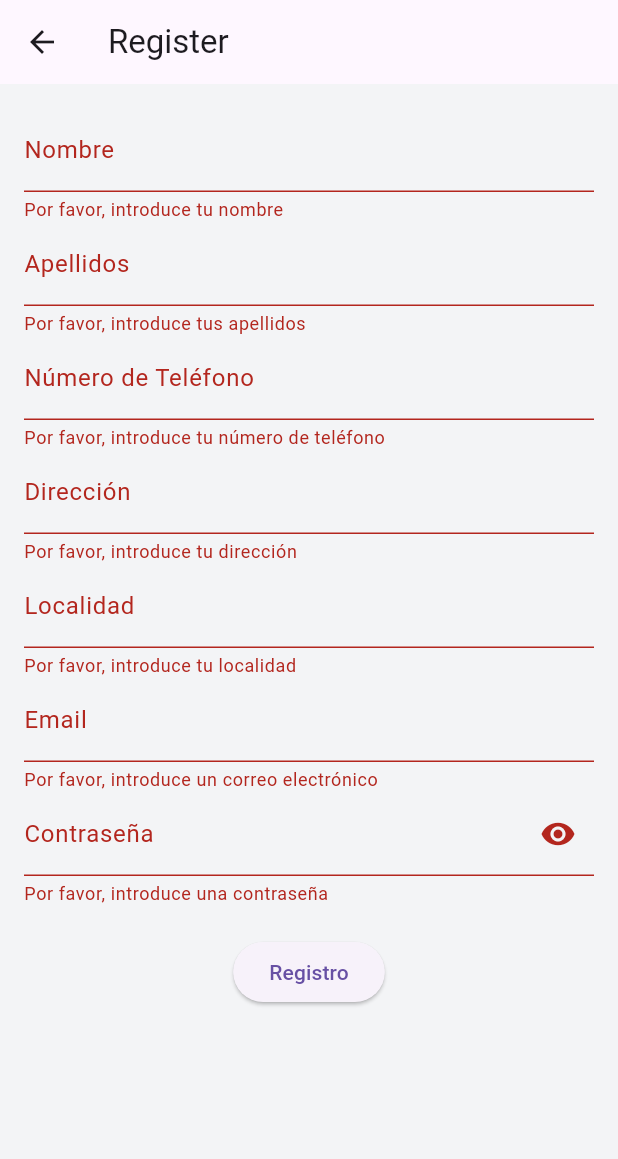
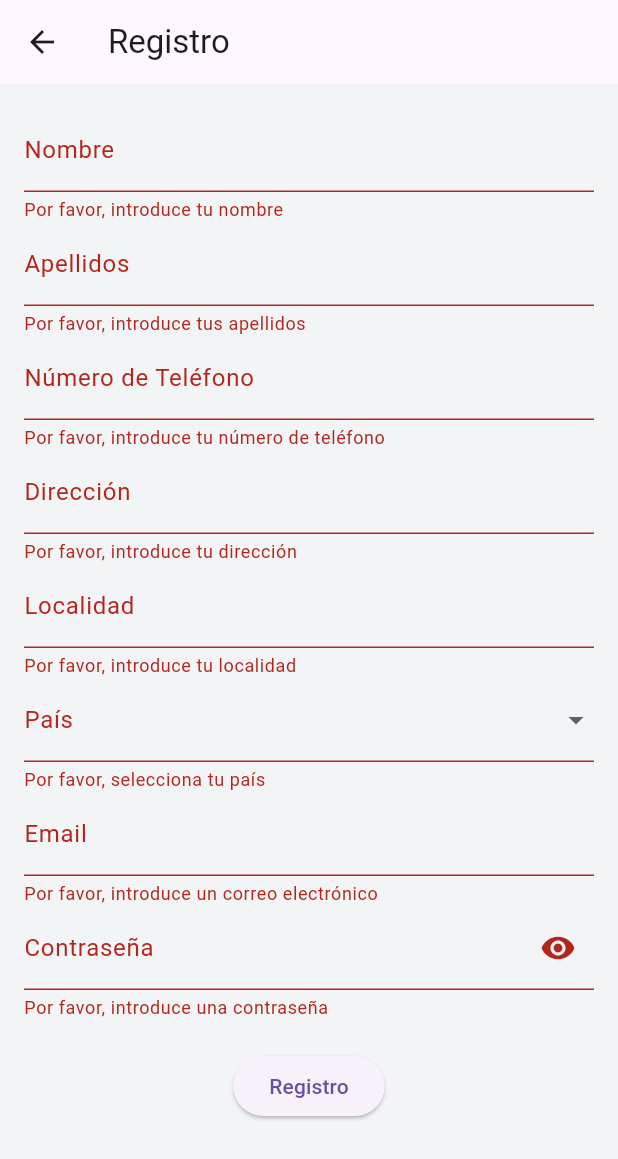
Before and after one commit to AlfredoLValera13/TFG, a Flutter app: the PaginaRegistro screen opened by its route, after a tap on "Registro", on a phone screen of 412 x 824 dp. Shown: the top 1159 px of the screen. Run offline on Flutter 3.47's test engine with Material 3 defaults, Android fonts, the phone set to English and light mode, and no system bars; our stand-ins replace cloud_firestore, firebase_auth; accounts and stored records are empty.

Commit message:
Últimos cambios realizados

```diff
--- a/lib/firebase/registro_firebase.dart
+++ b/lib/firebase/registro_firebase.dart
@@ -8,11 +8,8 @@ Future<void> registerWithEmailAndPassword(String email, String password, Map<Str
     );
   } on FirebaseAuthException catch (e) {
     if (e.code == 'weak-password') {
-      print('La contraseña es demasiado débil.');
     } else if (e.code == 'email-already-in-use') {
-      print('Ya existe una cuenta con este correo.');
     }
   } catch (e) {
-    print(e);
   }
 }
--- a/lib/main.dart
+++ b/lib/main.dart
@@ -1,5 +1,4 @@
 import 'package:flutter/material.dart';
-import 'package:firebase_core/firebase_core.dart';
 import 'package:provider/provider.dart';
 import 'package:tfg_test/models/modelo_carrito.dart';
 import 'package:tfg_test/pages/pagina_principal.dart';
--- a/lib/pages/pagina_pago.dart
+++ b/lib/pages/pagina_pago.dart
@@ -1,5 +1,27 @@
 import 'package:flutter/material.dart';
 import 'dart:async';
+
+const List<String> paises = [
+  "Afganistán", "Albania", "Alemania", "Andorra", "Angola", "Antigua y Barbuda", "Arabia Saudita", "Argelia", "Argentina", "Armenia",
+  "Australia", "Austria", "Azerbaiyán", "Bahamas", "Bangladés", "Barbados", "Baréin", "Bélgica", "Belice", "Benín", "Bielorrusia",
+  "Birmania", "Bolivia", "Bosnia y Herzegovina", "Botsuana", "Brasil", "Brunéi", "Bulgaria", "Burkina Faso", "Burundi", "Bután",
+  "Cabo Verde", "Camboya", "Camerún", "Canadá", "Catar", "Chad", "Chile", "China", "Chipre", "Ciudad del Vaticano", "Colombia",
+  "Comoras", "Congo", "Corea del Norte", "Corea del Sur", "Costa de Marfil", "Costa Rica", "Croacia", "Cuba", "Dinamarca",
+  "Dominica", "Ecuador", "Egipto", "El Salvador", "Emiratos Árabes Unidos", "Eritrea", "Eslovaquia", "Eslovenia", "España",
+  "Estados Unidos", "Estonia", "Esuatini", "Etiopía", "Filipinas", "Finlandia", "Fiyi", "Francia", "Gabón", "Gambia", "Georgia",
+  "Ghana", "Granada", "Grecia", "Guatemala", "Guinea", "Guinea-Bisáu", "Guinea Ecuatorial", "Guyana", "Haití", "Honduras",
+  "Hungría", "India", "Indonesia", "Irak", "Irán", "Irlanda", "Islandia", "Islas Marshall", "Islas Salomón", "Israel", "Italia",
+  "Jamaica", "Japón", "Jordania", "Kazajistán", "Kenia", "Kirguistán", "Kiribati", "Kosovo", "Kuwait", "Laos", "Lesoto", "Letonia",
+  "Líbano", "Liberia", "Libia", "Liechtenstein", "Lituania", "Luxemburgo", "Madagascar", "Malasia", "Malaui", "Maldivas", "Malí",
+  "Malta", "Marruecos", "Mauricio", "Mauritania", "México", "Micronesia", "Moldavia", "Mónaco", "Mongolia", "Montenegro", "Mozambique",
+  "Namibia", "Nauru", "Nepal", "Nicaragua", "Níger", "Nigeria", "Noruega", "Nueva Zelanda", "Omán", "Países Bajos", "Pakistán",
+  "Palaos", "Panamá", "Papúa Nueva Guinea", "Paraguay", "Perú", "Polonia", "Portugal", "Reino Unido", "República Centroafricana",
+  "República Checa", "República Dominicana", "República del Congo", "Ruanda", "Rumanía", "Rusia", "Samoa", "San Cristóbal y Nieves",
+  "San Marino", "San Vicente y las Granadinas", "Santa Lucía", "Santo Tomé y Príncipe", "Senegal", "Serbia", "Seychelles", "Sierra Leona",
+  "Singapur", "Siria", "Somalia", "Sri Lanka", "Sudáfrica", "Sudán", "Sudán del Sur", "Suecia", "Suiza", "Surinam", "Tailandia",
+  "Tanzania", "Tayikistán", "Timor Oriental", "Togo", "Tonga", "Trinidad y Tobago", "Túnez", "Turkmenistán", "Turquía", "Tuvalu",
+  "Ucrania", "Uganda", "Uruguay", "Uzbekistán", "Vanuatu", "Venezuela", "Vietnam", "Yemen", "Yibuti", "Zambia", "Zimbabue"
+];
 
 class PaginaPago extends StatefulWidget {
   @override
@@ -14,8 +36,8 @@ class _PaginaPagoState extends State<PaginaPago> {
   final TextEditingController _direccionController = TextEditingController();
   final TextEditingController _localidadController = TextEditingController();
   final TextEditingController _emailController = TextEditingController();
-  final TextEditingController _passwordController = TextEditingController();
-  final bool _obscureText = true;
+  String? _paisSeleccionado;
+  String? _opcionPagoSeleccionada;
 
   Future<void> _realizarPago() async {
     if (_formKey.currentState?.validate() ?? false) {
@@ -126,6 +148,28 @@ class _PaginaPagoState extends State<PaginaPago> {
                   },
                 ),
                 DropdownButtonFormField(
+                  value: _paisSeleccionado,
+                  items: paises.map((String pais) {
+                    return DropdownMenuItem(
+                      value: pais,
+                      child: Text(pais),
+                    );
+                  }).toList(),
+                  onChanged: (value) {
+                    setState(() {
+                      _paisSeleccionado = value;
+                    });
+                  },
+                  decoration: const InputDecoration(labelText: 'País'),
+                  validator: (value) {
+                    if (value == null) {
+                      return 'Por favor, selecciona tu país';
+                    }
+                    return null;
+                  },
+                ),
+                DropdownButtonFormField(
+                  value: _opcionPagoSeleccionada,
                   items: [
                     DropdownMenuItem(
                       value: 'VISA',
@@ -198,7 +242,11 @@ class _PaginaPagoState extends State<PaginaPago> {
                       ),
                     ),
                   ],
-                  onChanged: (value) {},
+                  onChanged: (value) {
+                    setState(() {
+                      _opcionPagoSeleccionada = value;
+                    });
+                  },
                   decoration: const InputDecoration(labelText: 'Opción de Pago'),
                   validator: (value) {
                     if (value == null) {
--- a/lib/pages/pagina_registro.dart
+++ b/lib/pages/pagina_registro.dart
@@ -1,4 +1,5 @@
 import 'package:flutter/material.dart';
+import 'package:tfg_test/pages/pagina_pago.dart';
 
 class PaginaRegistro extends StatefulWidget {
   const PaginaRegistro({super.key});
@@ -16,13 +17,14 @@ class _PaginaRegistroState extends State<PaginaRegistro> {
   final TextEditingController _localidadController = TextEditingController();
   final TextEditingController _emailController = TextEditingController();
   final TextEditingController _passwordController = TextEditingController();
+  String? _paisSeleccionado;
   bool _obscureText = true;
 
   @override
   Widget build(BuildContext context) {
     return Scaffold(
       appBar: AppBar(
-        title: const Text('Register'),
+        title: const Text('Registro'),
       ),
       body: Padding(
         padding: const EdgeInsets.all(16.0),
@@ -82,6 +84,27 @@ class _PaginaRegistroState extends State<PaginaRegistro> {
                     return null;
                   },
                 ),
+                DropdownButtonFormField(
+                  value: _paisSeleccionado,
+                  items: paises.map((String pais) {
+                    return DropdownMenuItem(
+                      value: pais,
+                      child: Text(pais),
+                    );
+                  }).toList(),
+                  onChanged: (value) {
+                    setState(() {
+                      _paisSeleccionado = value;
+                    });
+                  },
+                  decoration: const InputDecoration(labelText: 'País'),
+                  validator: (value) {
+                    if (value == null) {
+                      return 'Por favor, selecciona tu país';
+                    }
+                    return null;
+                  },
+                ),
                 TextFormField(
                   controller: _emailController,
                   decoration: const InputDecoration(labelText: 'Email'),
```
Also changed, not shown: lib/pages/pagina_carrito.dart (+4 -9 lines).
